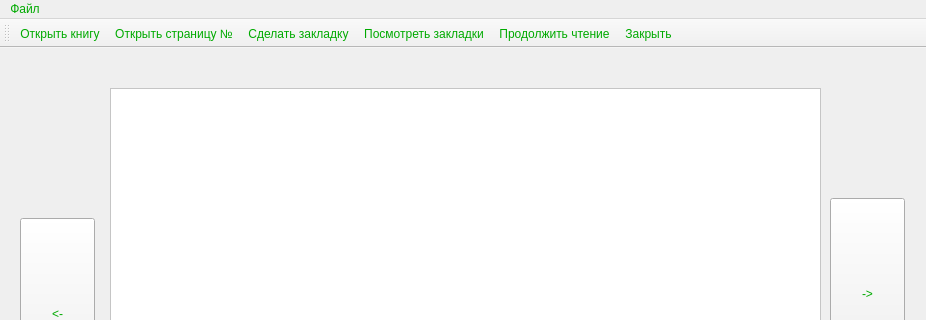
Qt form mainwindow.ui (artempal/reader) before a commit; both pictures show x 0 to 926 and y 0 to 320 of the 926 by 683 pixel window.
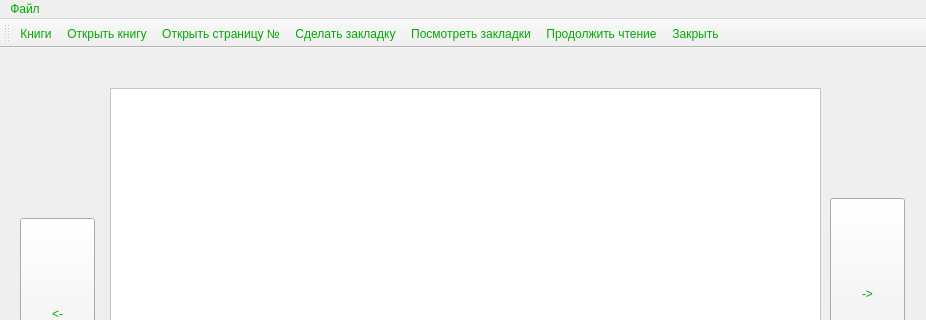
The same form after that commit.

What changed in the file:
```diff
--- a/mainwindow.ui
+++ b/mainwindow.ui
@@ -150,8 +150,9 @@
     <enum>TopToolBarArea</enum>
    </attribute>
    <attribute name="toolBarBreak">
-    <bool>true</bool>
+    <bool>false</bool>
    </attribute>
+   <addaction name="Library"/>
    <addaction name="open_book"/>
    <addaction name="DesiredPage"/>
    <addaction name="MakeMark"/>
@@ -195,6 +196,11 @@
     <string>Продолжить чтение</string>
    </property>
   </action>
+  <action name="Library">
+   <property name="text">
+    <string>Книги</string>
+   </property>
+  </action>
  </widget>
  <layoutdefault spacing="6" margin="11"/>
  <resources/>
```
